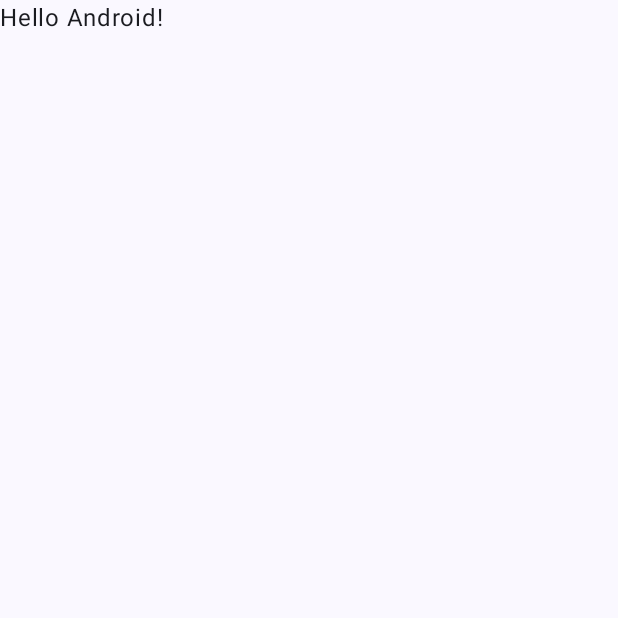
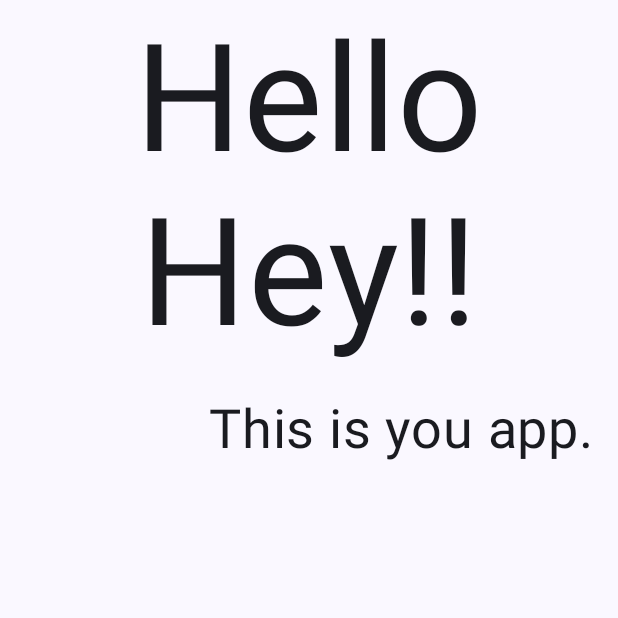
Before and after one commit to westrix72/mtgCollectionProj, an Android app built with Jetpack Compose: the screen it shows after launch (MainActivity), on a phone screen of 412 x 824 dp, the top half of it. Before the commit the part shown is almost empty. Run offline under Robolectric (Android 15) with nearby library versions, the phone set to English and light mode, and no system bars.

Commit message:
Added some Text to learn how Column works.

```diff
--- a/app/src/main/java/com/example/mtgcollectionproj/MainActivity.kt
+++ b/app/src/main/java/com/example/mtgcollectionproj/MainActivity.kt
@@ -4,13 +4,20 @@ import android.os.Bundle
 import androidx.activity.ComponentActivity
 import androidx.activity.compose.setContent
 import androidx.activity.enableEdgeToEdge
+import androidx.compose.foundation.layout.Arrangement
+import androidx.compose.foundation.layout.Column
+import androidx.compose.foundation.layout.Row
 import androidx.compose.foundation.layout.fillMaxSize
 import androidx.compose.foundation.layout.padding
+import androidx.compose.material3.Button
 import androidx.compose.material3.Scaffold
 import androidx.compose.material3.Text
 import androidx.compose.runtime.Composable
 import androidx.compose.ui.Modifier
+import androidx.compose.ui.text.style.TextAlign
 import androidx.compose.ui.tooling.preview.Preview
+import androidx.compose.ui.unit.dp
+import androidx.compose.ui.unit.sp
 import com.example.mtgcollectionproj.ui.theme.MtgCollectionProjTheme
 
 class MainActivity : ComponentActivity() {
@@ -21,7 +28,8 @@ class MainActivity : ComponentActivity() {
             MtgCollectionProjTheme {
                 Scaffold(modifier = Modifier.fillMaxSize()) { innerPadding ->
                     Greeting(
-                        name = "Android",
+                        name = "Hey!",
+                        message = "This is you app.",
                         modifier = Modifier.padding(innerPadding)
                     )
                 }
@@ -31,17 +39,35 @@ class MainActivity : ComponentActivity() {
 }
 
 @Composable
-fun Greeting(name: String, modifier: Modifier = Modifier) {
-    Text(
-        text = "Hello $name!",
+fun Greeting(name: String, message: String, modifier: Modifier = Modifier) {
+    Column(
+        verticalArrangement = Arrangement.Center,
         modifier = modifier
-    )
+    ) {
+        Text(
+            text = "Hello $name!",
+            fontSize = 100.sp,
+            lineHeight = 116.sp,
+            textAlign = TextAlign.Center,
+            modifier = Modifier.padding(8.dp)
+        )
+        Text(
+            text = "$message",
+            fontSize = 36.sp,
+            modifier = Modifier
+                .padding(16.dp)
+                .align(alignment = androidx.compose.ui.Alignment.End)
+        )
+    }
 }
 
-@Preview(showBackground = true)
+@Preview(
+    showBackground = true,
+    showSystemUi = true,
+    name = "My Preview")
 @Composable
 fun GreetingPreview() {
     MtgCollectionProjTheme {
-        Greeting("Android")
+        Greeting("Fill", "This is your app!")
     }
 }
```
